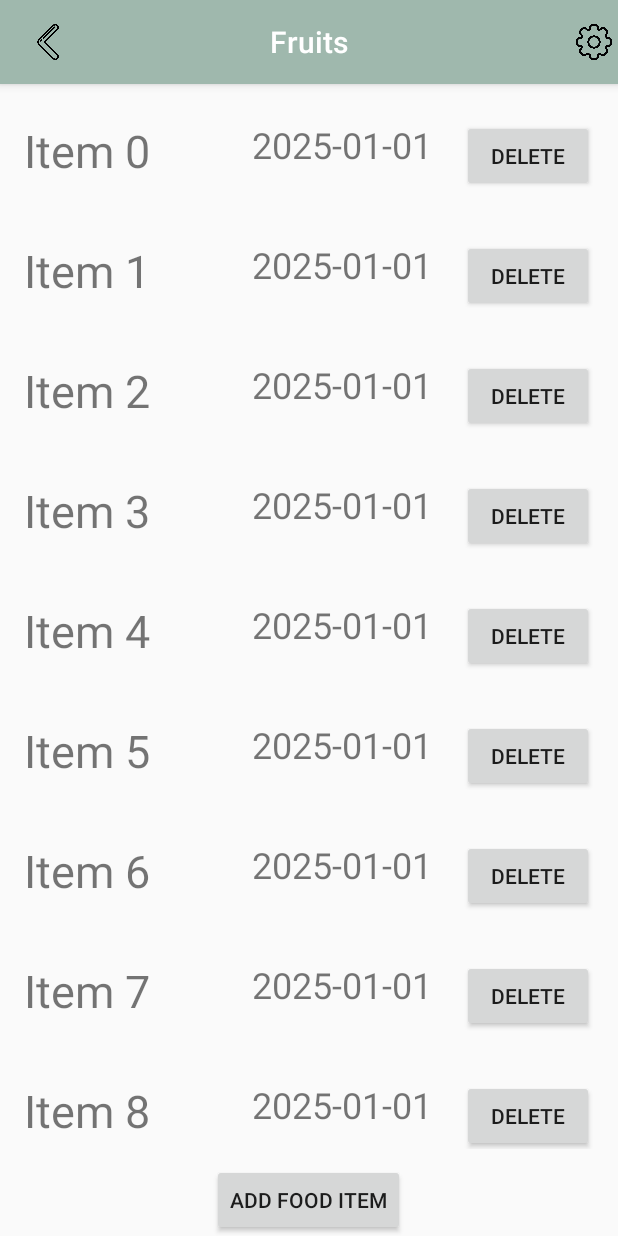
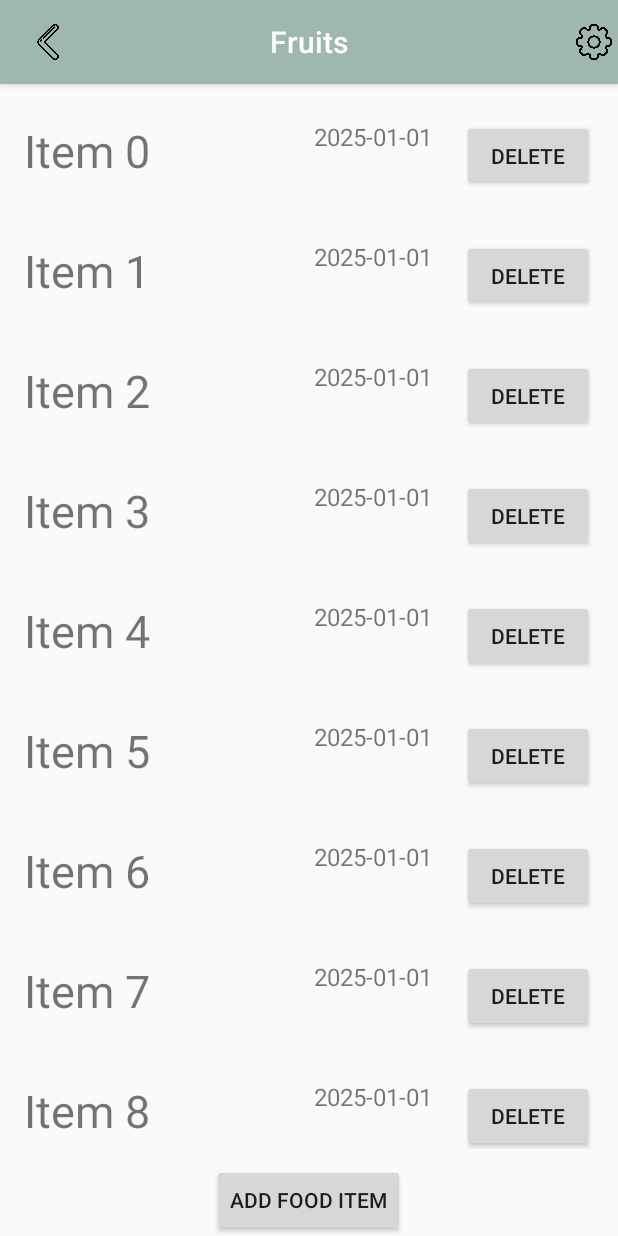
Before and after one commit to ethanpschoen/MyCabinet-Android_App, an Android app: the screen it shows after launch (SectionActivity), after a tap on "Fruits", on a phone screen of 412 x 824 dp. Run offline under Robolectric (Android 15) with nearby library versions, the light colour scheme and no system bars.

Commit message:
Change overlapping TextView in itemlistitem.xml to ellipsize and cut short

```diff
--- a/app/src/main/res/layout/itemlistitem.xml
+++ b/app/src/main/res/layout/itemlistitem.xml
@@ -6,8 +6,9 @@
 
     <TextView
         android:id="@+id/item_name"
-        android:layout_width="wrap_content"
+        android:layout_width="200dp"
         android:layout_height="wrap_content"
+        android:layout_marginEnd="5dp"
         android:ellipsize="end"
         android:maxLines="1"
         android:text="TextView"
@@ -22,7 +23,7 @@
         android:ellipsize="end"
         android:maxLines="1"
         android:text="TextView"
-        android:textSize="24sp" />
+        android:textSize="16sp" />
 
     <Button
         android:id="@+id/delete_item_button"
```
